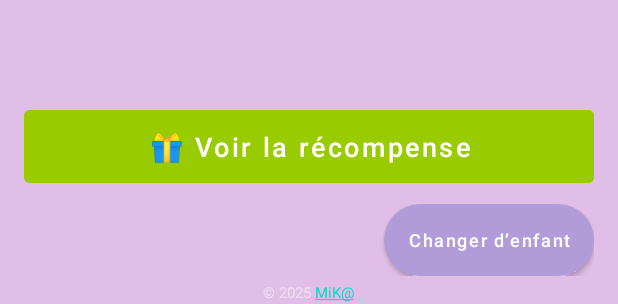
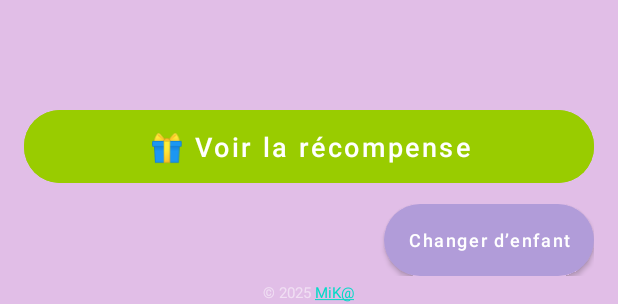
Before and after one commit to mickablondo/mission-defis, an Android app: the layout activity_child_challenges.xml on its own in the app's theme, with its tools: preview values and no code run, on a phone screen of 412 x 824 dp. Shown: the part 903-1207 px from the top of the screen. Run offline under Robolectric (Android 15) with nearby library versions, the phone set to English and light mode, and no system bars.

Commit message:
rounded reward button (#2)

```diff
--- a/app/src/main/res/layout/activity_child_challenges.xml
+++ b/app/src/main/res/layout/activity_child_challenges.xml
@@ -1,5 +1,6 @@
 <?xml version="1.0" encoding="utf-8"?>
 <LinearLayout xmlns:android="http://schemas.android.com/apk/res/android"
+    xmlns:app="http://schemas.android.com/apk/res-auto"
     android:orientation="vertical"
     android:background="#E1BEE7"
     android:paddingLeft="16dp"
@@ -30,7 +31,8 @@
         android:text="🎁 Voir la récompense"
         android:textAllCaps="false"
         android:textColor="@android:color/white"
-        android:textSize="18sp" />
+        android:textSize="18sp"
+        app:cornerRadius="24dp" />
 
     <LinearLayout
         android:layout_width="match_parent"
```
